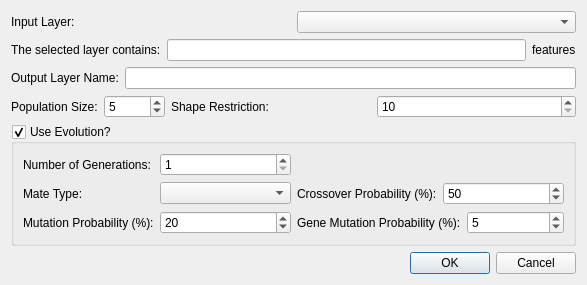
Before: the Qt Designer form ui_geneticsimplifier.ui in lcoandrade/GeneticSimplifier, drawn with Qt 5.
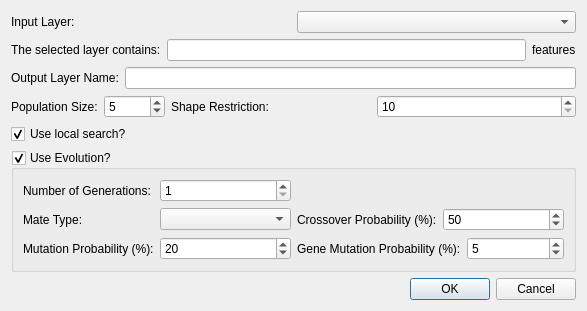
After: the same form once the commit is applied.

Commit message:
Local search definition
Now the user can define if the algorithm should apply the local search.

Patch:
```diff
--- a/ui_geneticsimplifier.ui
+++ b/ui_geneticsimplifier.ui
@@ -7,7 +7,7 @@
     <x>0</x>
     <y>0</y>
     <width>587</width>
-    <height>276</height>
+    <height>295</height>
    </rect>
   </property>
   <property name="windowTitle">
@@ -118,7 +118,20 @@
      </item>
     </layout>
    </item>
-   <item row="4" column="0" colspan="2">
+   <item row="4" column="0">
+    <widget class="QCheckBox" name="useLocalSearchBox">
+     <property name="toolTip">
+      <string>Makes the number of vertexes in the simplification quite smaller but makes the algorithm quite slower as well.</string>
+     </property>
+     <property name="text">
+      <string>Use local search?</string>
+     </property>
+     <property name="checked">
+      <bool>true</bool>
+     </property>
+    </widget>
+   </item>
+   <item row="5" column="0" colspan="2">
     <layout class="QGridLayout" name="gridLayout_2">
      <item row="0" column="0">
       <widget class="QGroupBox" name="evolutionGroup">
@@ -241,7 +254,7 @@
      </item>
     </layout>
    </item>
-   <item row="5" column="1">
+   <item row="6" column="1">
     <widget class="QDialogButtonBox" name="buttonBox">
      <property name="orientation">
       <enum>Qt::Horizontal</enum>
```
Left out of the diff: 27 changed lines with no effect on the pictures.
